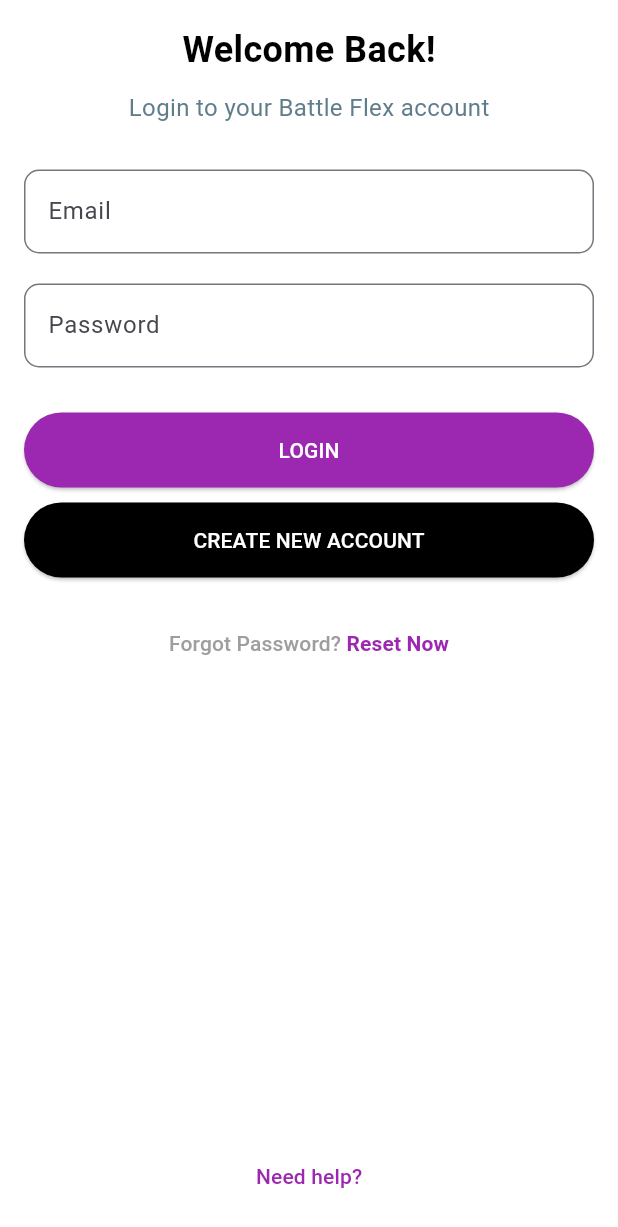
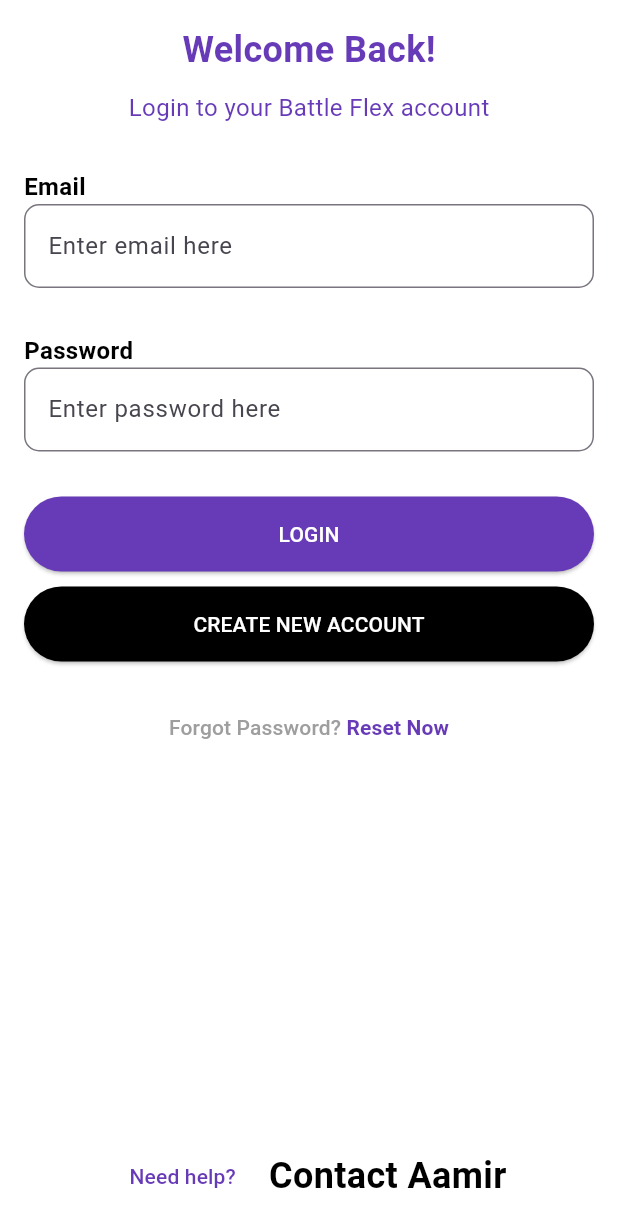
Before and after one commit to aamir-dharani/flutter-learning, a Flutter app: the screen it shows after launch, on a phone screen of 412 x 824 dp. Shown: the top 1227 px of the screen. Run offline on Flutter 3.47's test engine with Material 3 defaults, Android fonts, the phone set to English and light mode, and no system bars.

Commit message:
added some formatting
added some formatting

```diff
--- a/flutter_login_screen/lib/main.dart
+++ b/flutter_login_screen/lib/main.dart
@@ -31,7 +31,7 @@ class LoginScreen extends StatelessWidget {
                 style: TextStyle(
                   fontSize: 24.0,
                   fontWeight: FontWeight.bold,
-                  color: Colors.black,
+                  color: Colors.deepPurple,
                 ),
               ),
               SizedBox(height: 10.0),
@@ -39,13 +39,26 @@ class LoginScreen extends StatelessWidget {
                 "Login to your Battle Flex account",
                 style: TextStyle(
                   fontSize: 16.0,
-                  color: Colors.blueGrey,
+                  color: Colors.deepPurple,
                 ),
               ),
               SizedBox(height: 30.0),
+              Align(
+                alignment: Alignment.centerLeft,
+                child: Text(
+                  "Email",
+                  style: TextStyle(
+                    fontSize: 16.0,
+                    color: Colors.black,
+                    fontWeight: FontWeight.bold,
+                  ),
+                ),
+              ),
+
               TextFormField(
                 decoration: InputDecoration(
-                  labelText: 'Email',
+                  hintText: 'Enter email here', // Added placeholder for email
+                  //labelText: 'Email',
                   border: OutlineInputBorder(
                     borderRadius: BorderRadius.circular(10.0),
                     borderSide: BorderSide(
@@ -54,11 +67,23 @@ class LoginScreen extends StatelessWidget {
                   ),
                 ),
               ),
-              SizedBox(height: 20.0),
+              SizedBox(height: 30.0),
+              Align(
+                alignment: Alignment.centerLeft,
+                child: Text(
+                  "Password",
+                  style: TextStyle(
+                    fontSize: 16.0,
+                    color: Colors.black,
+                    fontWeight: FontWeight.bold,
+                  ),
+                ),
+              ),
               TextFormField(
                 obscureText: true,
                 decoration: InputDecoration(
-                  labelText: 'Password',
+                  hintText: 'Enter password here', // Added placeholder for password
+                  //labelText: 'Password',
                   border: OutlineInputBorder(
                     borderRadius: BorderRadius.circular(10.0),
                     borderSide: BorderSide(
@@ -70,7 +95,7 @@ class LoginScreen extends StatelessWidget {
               SizedBox(height: 30.0),
               ElevatedButton(
                 style: ElevatedButton.styleFrom(
-                  backgroundColor: Colors.purple, // Background color
+                  backgroundColor: Colors.deepPurple, // Background color
                   minimumSize: Size(double.infinity, 50), // Full-width button
                 ),
                 onPressed: () {},
@@ -104,7 +129,7 @@ class LoginScreen extends StatelessWidget {
                       TextSpan(
                         text: 'Reset Now',
                         style: TextStyle(
-                          color: Colors.purple,
+                          color: Colors.deepPurple,
                           fontWeight: FontWeight.bold,
                         ),
                       ),
@@ -113,15 +138,32 @@ class LoginScreen extends StatelessWidget {
                 ),
               ),
               Spacer(),
+              Center(
+                child: Row(
+                  mainAxisAlignment: MainAxisAlignment.center,
+                  children: [
                     TextButton(
                       onPressed: () {
                         // Add your need help logic here
                       },
                       child: Text(
                         'Need help?',
-                  style: TextStyle(color: Colors.purple),
+                        style: TextStyle(color: Colors.deepPurple),
                       ),
                     ),
+                    SizedBox(width: 10), // Add spacing between the two texts
+                    Text(
+                      'Contact Aamir',
+                      style: TextStyle(
+                        fontSize: 24.0,
+                        fontWeight: FontWeight.bold,
+                        color: Colors.black,
+                      ),
+                    ),
+                  ],
+                ),
+              ),
+
             ],
           ),
         ),
```
Lines whose indentation alone changed are shown as unchanged.
